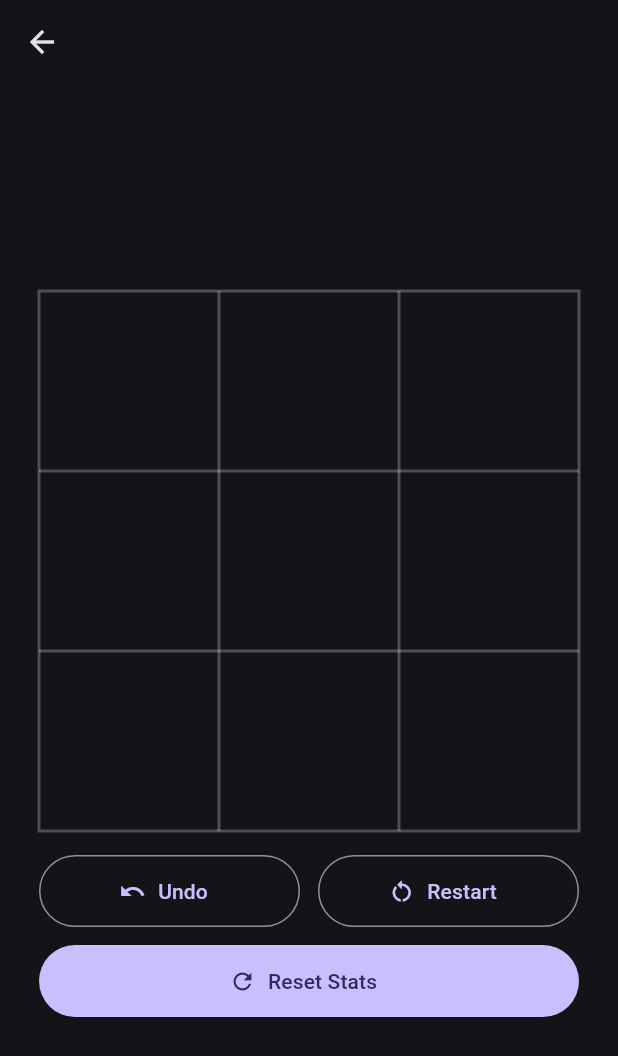
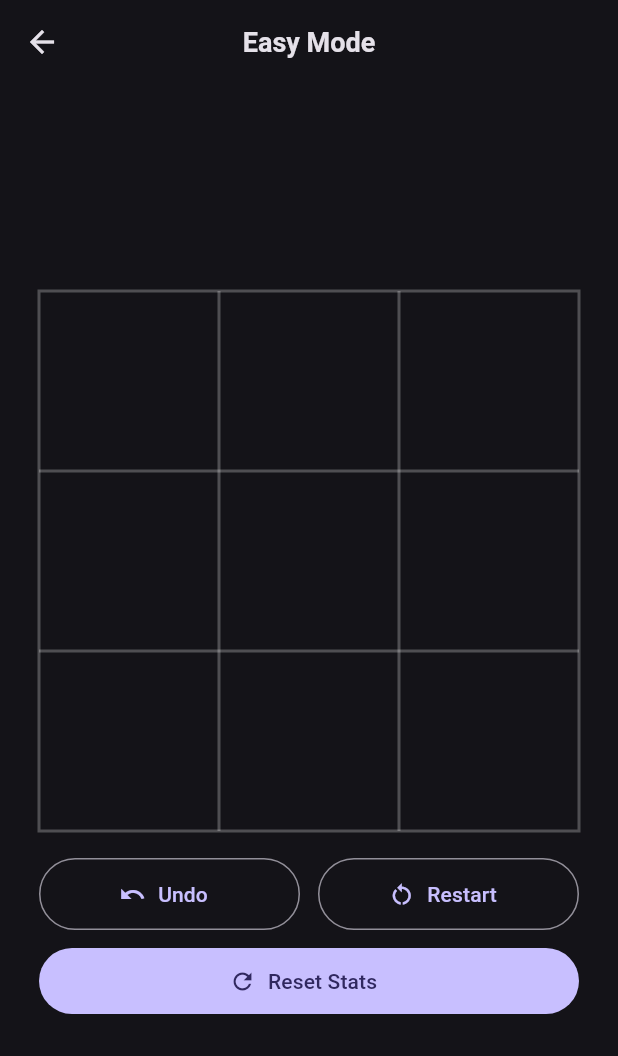
Before and after one commit to MohamedRuzaik9/tictactoe, a Flutter app: the screen it shows after launch, after a tap on "Play", on a phone screen of 412 x 824 dp. Shown: the top 1056 px of the screen. Run offline on Flutter 3.47's test engine with Material 3 defaults, Android fonts, the phone set to English and light mode, and no system bars; our stand-ins replace shared_preferences.

Commit message:
Update game_screen.dart

```diff
--- a/lib/ui/game_screen.dart
+++ b/lib/ui/game_screen.dart
@@ -28,6 +28,7 @@ class _GameScreenState extends State<GameScreen> {
     });
   }
 
+  // --- actions ---
   void _restart() => setState(() => state = GameState.initial());
 
   Future<void> _resetStats() async {
@@ -105,33 +106,46 @@ class _GameScreenState extends State<GameScreen> {
     }
   }
 
+  String _difficultyLabel() {
+    switch (widget.difficulty) {
+      case AIDifficulty.easy:
+        return 'Easy';
+      case AIDifficulty.medium:
+        return 'Medium';
+      case AIDifficulty.hard:
+        return 'Hard';
+    }
+  }
+
   @override
   Widget build(BuildContext context) {
     final cs = Theme.of(context).colorScheme;
     final accentO = const Color(0xFF10B3E6);
 
-    // ——— Result pill setup ———
-    String? label;
-    Color pillTint = Colors.transparent;
+    String? resultText;
+    Color? resultTint;
     if (state.isComplete) {
       final w = checkWinner(state);
       if (w == Player.x) {
-        label = 'YOU WIN!';
-        pillTint = const Color(0xFF1B5E20); // dark green
+        resultText = 'YOU WIN!';
+        resultTint = const Color(0xFF1B5E20);
       } else if (w == Player.o) {
-        label = 'YOU LOSE!';
-        pillTint = const Color(0xFF7F1D1D); // muted dark red
+        resultText = 'YOU LOSE!';
+        resultTint = const Color(0xFF7F1D1D);
       } else {
-        label = 'DRAW!';
-        pillTint = Colors.grey.shade700; // grey for draw
+        resultText = 'DRAW!';
+        resultTint = null;
       }
     }
 
     return Scaffold(
-      // solid background; set the global color in main.dart if you want a site-wide change
       backgroundColor: cs.surface,
       appBar: AppBar(
-        title: null, // no "Game" text
+        centerTitle: true,
+        title: Text(
+          '${_difficultyLabel()} Mode',
+          style: const TextStyle(fontWeight: FontWeight.bold, fontSize: 18),
+        ),
         leading: IconButton(
           icon: const Icon(Icons.arrow_back),
           onPressed: () => Navigator.pop(context),
@@ -143,30 +157,32 @@ class _GameScreenState extends State<GameScreen> {
           padding: const EdgeInsets.symmetric(vertical: 8),
           child: Column(
             children: [
-              // ——— Result pill (only when finished) ———
-              if (label != null)
+              if (resultText != null)
                 Container(
+                  margin: const EdgeInsets.only(bottom: 12),
                   padding: const EdgeInsets.symmetric(
                     horizontal: 18,
                     vertical: 10,
                   ),
-                  margin: const EdgeInsets.only(bottom: 16),
                   decoration: BoxDecoration(
-                    color: pillTint.withValues(alpha: 0.24),
+                    color: (resultTint ?? Colors.transparent).withValues(
+                      alpha: resultTint == null ? 0.0 : 0.24,
+                    ),
                     borderRadius: BorderRadius.circular(14),
                   ),
                   child: Text(
-                    label!,
+                    resultText!,
                     style: const TextStyle(
-                      fontSize: 22,
+                      fontSize: 20,
                       fontWeight: FontWeight.w900,
                       color: Colors.white,
                       letterSpacing: 1.0,
                     ),
+                    textAlign: TextAlign.center,
                   ),
                 ),
 
-              // ——— Board (always visible) ———
+              // ----- 3x3 Board -----
               SizedBox(
                 width: 360,
                 child: AspectRatio(
@@ -195,12 +211,11 @@ class _GameScreenState extends State<GameScreen> {
                               ? accentO
                               : cs.primary;
 
-                          // Highlight winning/losing line after game ends
+                          // highlight winning/losing line
                           if (state.isComplete) {
                             final winner = checkWinner(state);
                             if (winner != null) {
-                              // Get all winning positions
-                              final lines = [
+                              const lines = [
                                 [0, 1, 2],
                                 [3, 4, 5],
                                 [6, 7, 8],
@@ -213,19 +228,12 @@ class _GameScreenState extends State<GameScreen> {
                               final winningLine = lines.firstWhere(
                                 (line) =>
                                     line.every((p) => state.board[p] == winner),
-                                orElse: () => [],
+                                orElse: () => <int>[],
                               );
-
                               if (winningLine.contains(i)) {
-                                if (winner == Player.x) {
-                                  textColor = Colors
-                                      .greenAccent
-                                      .shade400; // green for user win
-                                } else {
-                                  textColor = Colors
-                                      .redAccent
-                                      .shade200; // red for AI win
-                                }
+                                textColor = (winner == Player.x)
+                                    ? const Color(0xFF22C55E) // green win
+                                    : const Color(0xFFEF4444); // red lose
                               }
                             }
                           }
@@ -252,10 +260,9 @@ class _GameScreenState extends State<GameScreen> {
                   ),
                 ),
               ),
+              const SizedBox(height: 18),
 
-              const SizedBox(height: 16),
-
-              // ——— Buttons ———
+              // ----- Buttons -----
               if (state.isComplete) ...[
                 SizedBox(
                   width: 360,
@@ -314,7 +321,7 @@ class _GameScreenState extends State<GameScreen> {
                     ],
                   ),
                 ),
-                const SizedBox(height: 12),
+                const SizedBox(height: 10),
                 SizedBox(
                   width: 360,
                   child: FilledButton.icon(
@@ -322,7 +329,7 @@ class _GameScreenState extends State<GameScreen> {
                     label: const Text('Reset Stats'),
                     onPressed: _resetStats,
                     style: FilledButton.styleFrom(
-                      minimumSize: const Size.fromHeight(48),
+                      minimumSize: const Size.fromHeight(44),
                     ),
                   ),
                 ),
@@ -336,7 +343,7 @@ class _GameScreenState extends State<GameScreen> {
   }
 }
 
-// ------- grid painter -------
+// --- Grid Painter ---
 class _GridPainter extends CustomPainter {
   final Color gridColor;
   final double stroke;
```
